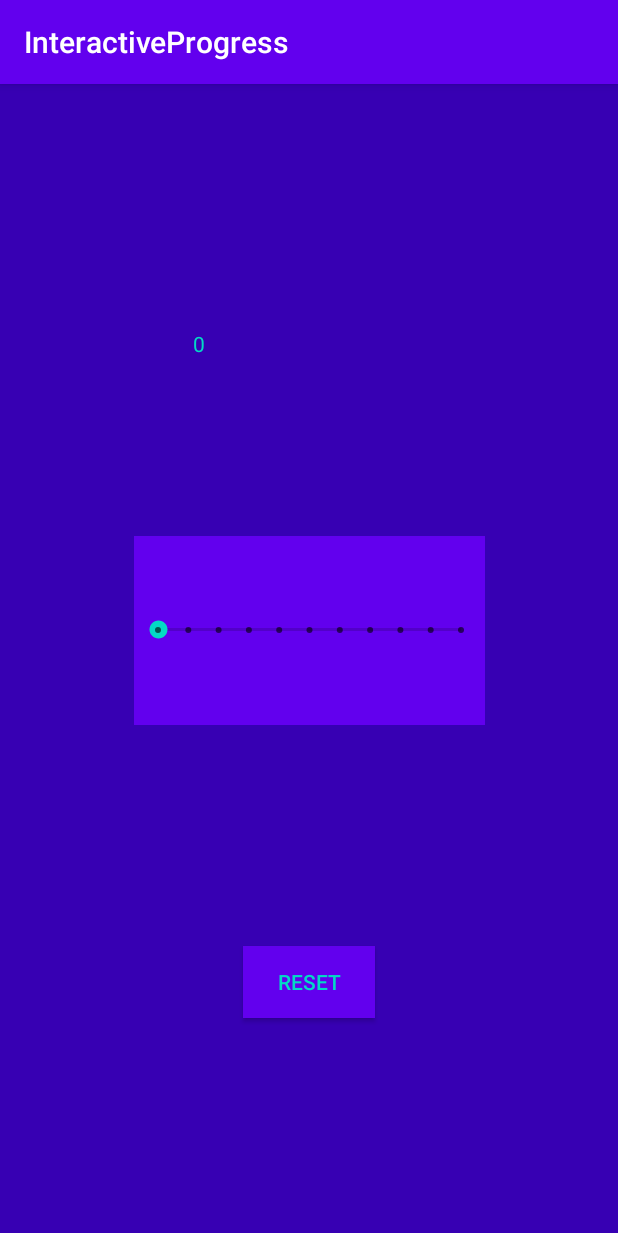
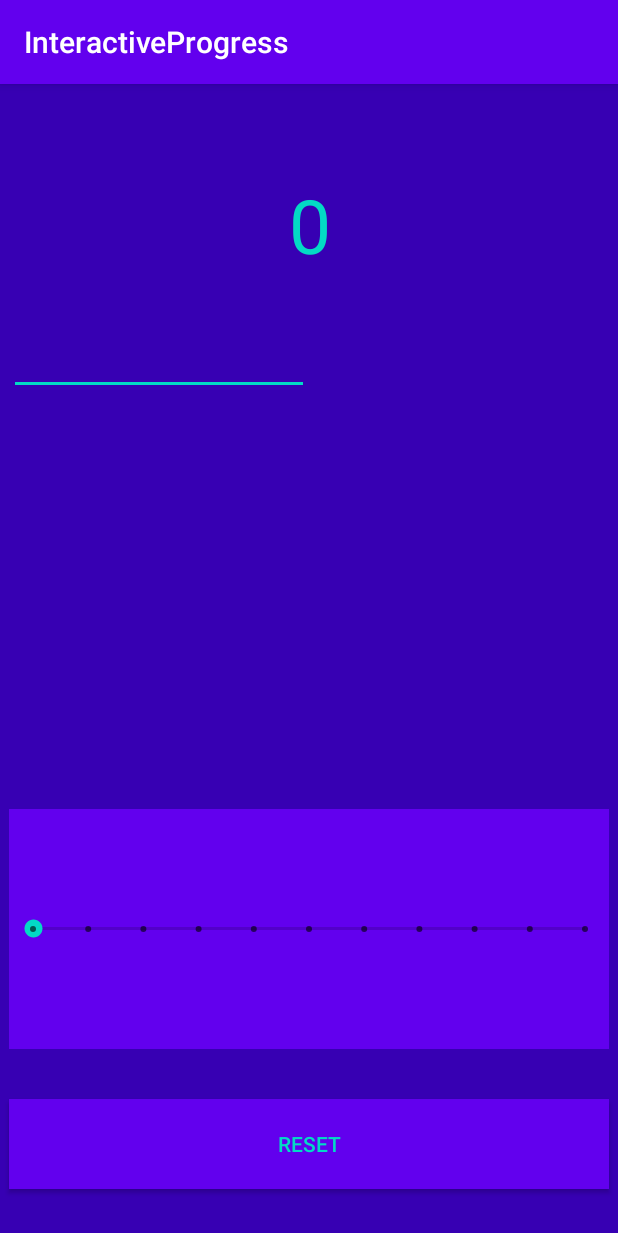
Before and after one commit to maxwellpark/interactive-progress, an Android app: the screen it shows after launch (MainActivity), after a tap on "RESET", on a phone screen of 412 x 824 dp. Shown: the top 1233 px of the screen. Run offline under Robolectric (Android 15) with nearby library versions, the phone set to English and light mode, and no system bars.

```diff
--- a/app/src/main/java/com/example/interactiveprogress/MainActivity.kt
+++ b/app/src/main/java/com/example/interactiveprogress/MainActivity.kt
@@ -12,14 +12,14 @@ class MainActivity : AppCompatActivity() {
         super.onCreate(savedInstanceState)
         setContentView(R.layout.activity_main)
 
-        val initialTextViewTranslationY = textViewProgress.translationY
+        val initialTextViewTranslationY = header_text.translationY
 
         // Add onchange listener that updates text based on progress value
-        seekBar3.setOnSeekBarChangeListener(object: SeekBar.OnSeekBarChangeListener {
+        progress_bar.setOnSeekBarChangeListener(object: SeekBar.OnSeekBarChangeListener {
             @RequiresApi(Build.VERSION_CODES.HONEYCOMB_MR1)
             override fun onProgressChanged(p0: SeekBar?, progress: Int, p2: Boolean) {
                 // Text displays value proportional to progress
-                textViewProgress.text = progress.toString()
+                header_text.text = progress.toString()
 
                 // Get animationStep dimensions from resources folder
                 // animationStep is resolution-independent
@@ -27,8 +27,8 @@ class MainActivity : AppCompatActivity() {
 
                 val translationDistance = initialTextViewTranslationY + progress * animationStep * -1
 
-                // Animate the textview based on updated distance
-                textViewProgress.animate().translationY(translationDistance)
+                // Animate the header_text based on updated distance
+                header_text.animate().translationY(translationDistance)
             }
 
             // No need to implement these
@@ -41,13 +41,12 @@ class MainActivity : AppCompatActivity() {
         })
 
         // Pass in a lambda fn
-        buttonReset.setOnClickListener { v ->
-            seekBar3.progress = 0
+        reset_button.setOnClickListener { v ->
+            progress_bar.progress = 0
 
             // Move text back to original position and rotate it on the way
-            textViewProgress.animate().setDuration(500).rotationBy(360f).
+            header_text.animate().setDuration(500).rotationBy(360f).
                 translationY(initialTextViewTranslationY)
-
         }
 
 
--- a/app/src/main/res/layout/activity_main.xml
+++ b/app/src/main/res/layout/activity_main.xml
@@ -9,44 +9,77 @@
     tools:context=".MainActivity">
 
     <TextView
-        android:id="@+id/textViewProgress"
-        android:layout_width="153dp"
-        android:layout_height="40dp"
+        android:id="@+id/header_text"
+        android:layout_width="500dp"
+        android:layout_height="80dp"
         android:contentDescription="App Title"
         android:text="Interactive Progress!"
+        android:textAlignment="center"
+        android:textSize="50dp"
         android:textColor="@color/colorAccent"
         app:layout_constraintBottom_toBottomOf="parent"
-        app:layout_constraintHorizontal_bias="0.498"
+        app:layout_constraintHorizontal_bias="0.501"
         app:layout_constraintLeft_toLeftOf="parent"
         app:layout_constraintRight_toRightOf="parent"
         app:layout_constraintTop_toTopOf="parent"
-        app:layout_constraintVertical_bias="0.224" />
+        app:layout_constraintVertical_bias="0.087"
+        android:gravity="center_horizontal" />
+
+<!--    Container for user-defined tasks -->
+    <androidx.constraintlayout.widget.ConstraintLayout
+        android:id="@+id/task_container"
+        android:layout_width="400dp"
+        android:layout_height="300dp"
+        android:contentDescription="Task Container"
+        app:layout_constraintBottom_toTopOf="@+id/progress_bar"
+        app:layout_constraintEnd_toEndOf="parent"
+        app:layout_constraintStart_toStartOf="parent"
+        app:layout_constraintTop_toBottomOf="@+id/header_text">
+
+        <EditText
+            android:id="@+id/editText"
+            android:inputType="text"
+            android:layout_width="200dp"
+            android:layout_height="wrap_content"
+            android:autofillHints="Task to complete"
+            app:layout_constraintStart_toStartOf="parent"
+            app:layout_constraintTop_toTopOf="parent" />
+
+        <TextView
+            android:layout_width="180dp"
+            android:layout_height="42dp"
+            android:layout_marginEnd="4dp"
+            android:layout_marginRight="4dp"
+            app:layout_constraintEnd_toEndOf="parent"
+            app:layout_constraintTop_toTopOf="parent" />
+
+    </androidx.constraintlayout.widget.ConstraintLayout>
 
     <SeekBar
-        android:id="@+id/seekBar3"
+        android:id="@+id/progress_bar"
         style="@style/Widget.AppCompat.SeekBar.Discrete"
-        android:layout_width="234dp"
-        android:layout_height="126dp"
+        android:layout_width="400dp"
+        android:layout_height="160dp"
+        android:background="@color/colorPrimary"
         android:max="10"
         android:progress="3"
-        android:background="@color/colorPrimary"
         app:layout_constraintBottom_toBottomOf="parent"
         app:layout_constraintEnd_toEndOf="parent"
         app:layout_constraintStart_toStartOf="parent"
-        app:layout_constraintTop_toBottomOf="@+id/textViewProgress"
-        app:layout_constraintVertical_bias="0.223" />
+        app:layout_constraintTop_toBottomOf="@+id/header_text"
+        app:layout_constraintVertical_bias="0.734" />
 
     <Button
-        android:id="@+id/buttonReset"
-        android:layout_width="wrap_content"
-        android:layout_height="wrap_content"
+        android:id="@+id/reset_button"
+        android:layout_width="400dp"
+        android:layout_height="60dp"
         android:layout_marginTop="2dp"
         android:background="@color/colorPrimary"
+        android:text="Reset"
         android:textColor="@color/colorAccent"
-        android:text="Reset"
         app:layout_constraintBottom_toBottomOf="parent"
         app:layout_constraintEnd_toEndOf="parent"
         app:layout_constraintStart_toStartOf="parent"
-        app:layout_constraintTop_toBottomOf="@+id/seekBar3" />
+        app:layout_constraintTop_toBottomOf="@+id/progress_bar" />
 
 </androidx.constraintlayout.widget.ConstraintLayout>
```
